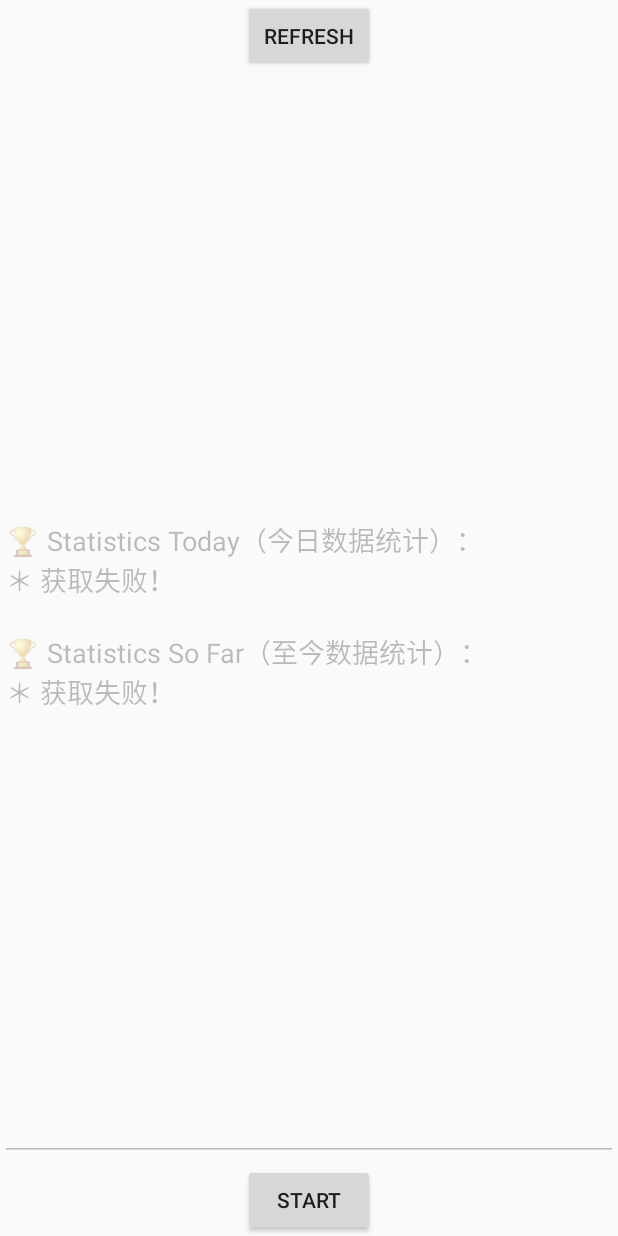
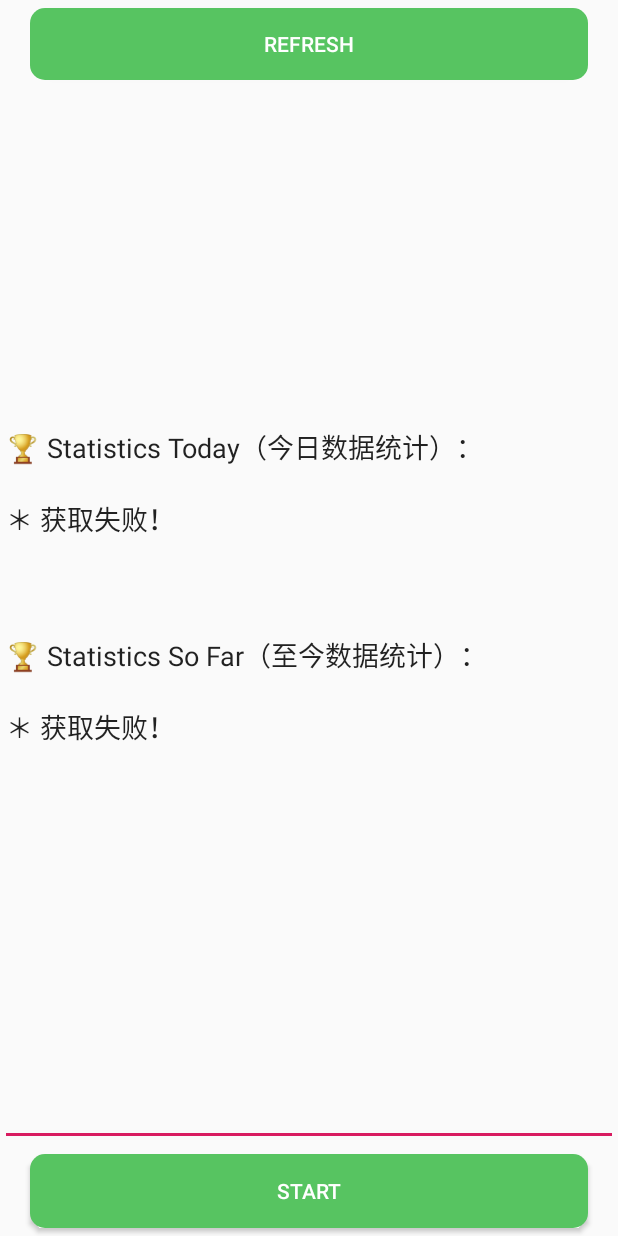
Before and after one commit to mbXian/MyDemo, an Android app: the screen it shows after launch (WorkoutMainActivity), on a phone screen of 412 x 824 dp. Run offline under Robolectric (Android 15) with nearby library versions, the phone set to English and light mode, and no system bars.

Commit message:
Update: UI

```diff
--- a/app/src/main/java/com/xmb/demo/activity/workout/WorkoutMainActivity.java
+++ b/app/src/main/java/com/xmb/demo/activity/workout/WorkoutMainActivity.java
@@ -149,15 +149,15 @@ public class WorkoutMainActivity extends Activity {
 
     private void requestStatisticsData() {
         final StringBuilder statisticsDataStringBuilderToday = new StringBuilder();
-        statisticsDataStringBuilderToday.append("🏆 Statistics Today（今日数据统计）：\n");
+        statisticsDataStringBuilderToday.append("🏆 Statistics Today（今日数据统计）：\n\n");
 
         final StringBuilder statisticsDataStringBuilderTonow = new StringBuilder();
-        statisticsDataStringBuilderTonow.append("🏆 Statistics So Far（至今数据统计）：\n");
+        statisticsDataStringBuilderTonow.append("🏆 Statistics So Far（至今数据统计）：\n\n");
 
         NetClient.getNetClient().callNetPost(NetWorkUrl.WORKOUT_TODAY_STATISTICS_URL, new JSONObject(), new MyCallBack() {
             @Override
             public void onFailure(int code) {
-                statisticsDataStringBuilderToday.append("＊ 获取失败！");
+                statisticsDataStringBuilderToday.append("＊ 获取失败！\n\n");
 
                 showStatisticsData(statisticsDataStringBuilderToday, statisticsDataStringBuilderTonow);
             }
@@ -178,12 +178,12 @@ public class WorkoutMainActivity extends Activity {
                                 JSONArray jsonArray = jsonObjectData.getJSONArray("statisticsEachTypeVOList");
 
                                 if (jsonArray.length() == 0 || duration == null || duration == 0) {
-                                    statisticsDataStringBuilderToday.append("＊ You have not train today. Come on!\n");
+                                    statisticsDataStringBuilderToday.append("＊ You have not train today. Come on!\n\n");
                                 } else {
-                                    statisticsDataStringBuilderToday.append("＊ Duration minutes（耗时分钟）：" + (duration / 60) + "\n");
+                                    statisticsDataStringBuilderToday.append("＊ Duration minutes（耗时分钟）：" + (duration / 60) + "\n\n");
                                     for (int i = 0; i < jsonArray.length(); i++) {
                                         JSONObject vo = (JSONObject)jsonArray.get(i);
-                                        statisticsDataStringBuilderToday.append(vo.getString("name") + "（" + vo.getString("nameCN") + "）: " + vo.getLong("countTotal") + "\n");
+                                        statisticsDataStringBuilderToday.append(vo.getString("name") + "（" + vo.getString("nameCN") + "）: " + vo.getLong("countTotal") + "\n\n");
                                     }
                                 }
 
@@ -196,7 +196,7 @@ public class WorkoutMainActivity extends Activity {
                     }
                 }
                 if (!requestDataSuccess) {
-                    statisticsDataStringBuilderToday.append("＊ 获取失败！");
+                    statisticsDataStringBuilderToday.append("＊ 获取失败！\n\n");
                 }
                 showStatisticsData(statisticsDataStringBuilderToday, statisticsDataStringBuilderTonow);
             }
@@ -205,7 +205,7 @@ public class WorkoutMainActivity extends Activity {
         NetClient.getNetClient().callNetPost(NetWorkUrl.WORKOUT_TONOW_STATISTICS_URL, new JSONObject(), new MyCallBack() {
             @Override
             public void onFailure(int code) {
-                statisticsDataStringBuilderTonow.append("＊ 获取失败！");
+                statisticsDataStringBuilderTonow.append("＊ 获取失败！\n\n");
 
                 showStatisticsData(statisticsDataStringBuilderToday, statisticsDataStringBuilderTonow);
             }
@@ -230,14 +230,14 @@ public class WorkoutMainActivity extends Activity {
                                 JSONArray jsonArray = jsonObjectData.getJSONArray("statisticsEachTypeVOList");
 
                                 if (jsonArray.length() == 0 || duration == null || duration == 0) {
-                                    statisticsDataStringBuilderTonow.append("＊ You have not train so far. Come on!\n");
+                                    statisticsDataStringBuilderTonow.append("＊ You have not train so far. Come on!\n\n");
                                 } else {
-                                    statisticsDataStringBuilderTonow.append("＊ From " + XDateUtils.format(new Date(startTrainTime), XDateUtils.DATE_PATTERN) + " to " + XDateUtils.format(new Date(endTrainTime), XDateUtils.DATE_PATTERN) + "\n");
-                                    statisticsDataStringBuilderTonow.append("＊ Total train times（共锻炼次数）：" + times + "\n");
-                                    statisticsDataStringBuilderTonow.append("＊ Duration minutes（耗时分钟）：" + (duration / 60) + "\n");
+                                    statisticsDataStringBuilderTonow.append("＊ From " + XDateUtils.format(new Date(startTrainTime), XDateUtils.DATE_PATTERN) + " to " + XDateUtils.format(new Date(endTrainTime), XDateUtils.DATE_PATTERN) + "\n\n");
+                                    statisticsDataStringBuilderTonow.append("＊ Total train times（共锻炼次数）：" + times + "\n\n");
+                                    statisticsDataStringBuilderTonow.append("＊ Duration minutes（耗时分钟）：" + (duration / 60) + "\n\n");
                                     for (int i = 0; i < jsonArray.length(); i++) {
                                         JSONObject vo = (JSONObject)jsonArray.get(i);
-                                        statisticsDataStringBuilderTonow.append("＊ " + vo.getString("name") + "（" + vo.getString("nameCN") + "）: " + vo.getLong("countTotal") + "\n");
+                                        statisticsDataStringBuilderTonow.append("＊ " + vo.getString("name") + "（" + vo.getString("nameCN") + "）: " + vo.getLong("countTotal") + "\n\n");
                                     }
                                 }
 
@@ -250,7 +250,7 @@ public class WorkoutMainActivity extends Activity {
                     }
                 }
                 if (!requestDataSuccess) {
-                    statisticsDataStringBuilderTonow.append("＊ 获取失败！");
+                    statisticsDataStringBuilderTonow.append("＊ 获取失败！\n\n");
                 }
                 showStatisticsData(statisticsDataStringBuilderToday, statisticsDataStringBuilderTonow);
             }
--- /dev/null
+++ b/app/src/main/res/drawable/workout_round_corner.xml
@@ -0,0 +1,8 @@
+<?xml version="1.0" encoding="utf-8"?>
+<!-- 按钮正常的时候的背景 -->
+
+<shape xmlns:android="http://schemas.android.com/apk/res/android">
+    <!-- 矩形的圆角弧度 -->
+    <corners android:radius="10dp" />
+    <solid android:color="#57C461" />
+</shape>
--- a/app/src/main/res/layout/workout_main.xml
+++ b/app/src/main/res/layout/workout_main.xml
@@ -6,10 +6,13 @@
 
     <Button
         android:id="@+id/refreshButton"
-        android:layout_width="wrap_content"
+        android:layout_width="match_parent"
         android:layout_height="wrap_content"
-        android:layout_alignParentTop="true"
-        android:layout_centerHorizontal="true"
+        android:layout_marginTop="5dp"
+        android:layout_marginLeft="20dp"
+        android:layout_marginRight="20dp"
+        android:textColor="@color/workout_button_text_green"
+        android:background="@drawable/workout_round_corner"
         android:text="Refresh"/>
 
     <EditText
@@ -17,30 +20,40 @@
         android:layout_height="match_parent"
         android:layout_below="@id/refreshButton"
         android:layout_above="@id/bottomView"
-        android:enabled="false"
+        android:layout_marginTop="10dp"
+        android:editable="false"
+        android:scrollbars="vertical"
         android:id="@+id/statisticsEditText"
         />
 
     <RelativeLayout
         android:layout_width="match_parent"
-        android:layout_height="50dp"
+        android:layout_height="60dp"
         android:layout_alignParentBottom="true"
         android:id="@+id/bottomView">
 
         <Button
             android:id="@+id/uploadButton"
-            android:layout_width="wrap_content"
-            android:layout_height="wrap_content"
-            android:layout_alignParentBottom="true"
-            android:layout_centerHorizontal="true"
+            android:layout_width="match_parent"
+            android:layout_height="match_parent"
+            android:layout_marginLeft="20dp"
+            android:layout_marginRight="20dp"
+            android:layout_marginBottom="5dp"
+            android:layout_marginTop="5dp"
+            android:textColor="@color/workout_button_text_green"
+            android:background="@drawable/workout_round_corner"
             android:text="Upload Daily Data"/>
 
         <Button
             android:id="@+id/startButton"
-            android:layout_width="wrap_content"
-            android:layout_height="wrap_content"
-            android:layout_alignParentBottom="true"
-            android:layout_centerHorizontal="true"
+            android:layout_width="match_parent"
+            android:layout_height="match_parent"
+            android:layout_marginLeft="20dp"
+            android:layout_marginRight="20dp"
+            android:layout_marginBottom="5dp"
+            android:layout_marginTop="5dp"
+            android:textColor="@color/workout_button_text_green"
+            android:background="@drawable/workout_round_corner"
             android:text="Start"/>
     </RelativeLayout>
 
--- a/app/src/main/res/values/colors.xml
+++ b/app/src/main/res/values/colors.xml
@@ -6,4 +6,6 @@
     <color name="clock_number_green">#70BE47</color>
     <color name="clock_backgroud_black">#000000</color>
     <color name="book_backgroud_yellow">#fff5cc</color>
+    <color name="workout_button_green">#57C461</color>
+    <color name="workout_button_text_green">#ffffff</color>
 </resources>
```
